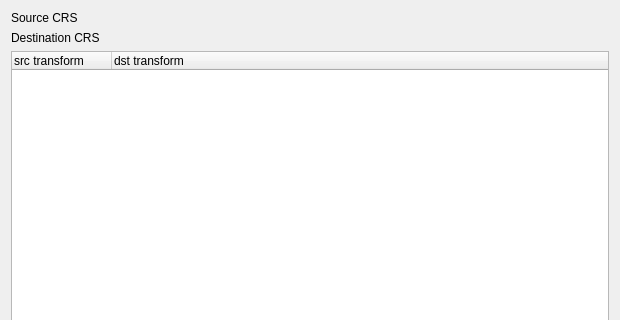
First picture: the form in src/ui/qgsdatumtransformdialogbase.ui, repository qgis/QGIS, before the edit; both pictures show x 0 to 620 and y 0 to 320 of the 620 by 490 pixel window.
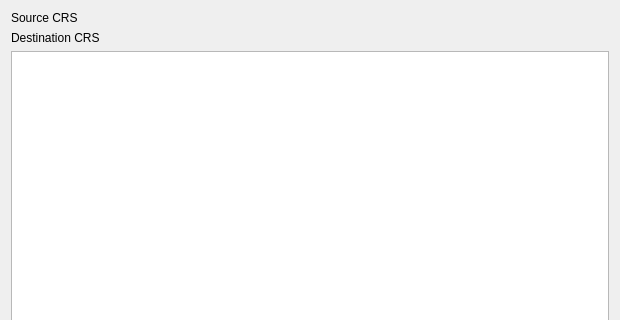
Second picture: the form after the edit. Custom widgets are drawn as their Qt base class.

Commit message: use table widget instead of tree for better column display

What changed in the file:
```diff
--- a/src/ui/qgsdatumtransformdialogbase.ui
+++ b/src/ui/qgsdatumtransformdialogbase.ui
@@ -74,25 +74,6 @@
      </property>
     </widget>
    </item>
-   <item row="3" column="0" colspan="2">
-    <widget class="QTreeWidget" name="mDatumTransformTreeWidget">
-     <column>
-      <property name="text">
-       <string>src transform</string>
-      </property>
-     </column>
-     <column>
-      <property name="text">
-       <string>dst transform</string>
-      </property>
-     </column>
-     <column>
-      <property name="text">
-       <string/>
-      </property>
-     </column>
-    </widget>
-   </item>
    <item row="0" column="0" colspan="2">
     <layout class="QHBoxLayout" name="horizontalLayout_2">
      <item>
@@ -121,6 +102,16 @@
      </item>
     </layout>
    </item>
+   <item row="3" column="0" colspan="2">
+    <widget class="QTableWidget" name="mDatumTransformTableWidget">
+     <property name="selectionMode">
+      <enum>QAbstractItemView::SingleSelection</enum>
+     </property>
+     <property name="selectionBehavior">
+      <enum>QAbstractItemView::SelectRows</enum>
+     </property>
+    </widget>
+   </item>
   </layout>
  </widget>
  <customwidgets>
```
Left out of the diff: 6 changed lines with no effect on the pictures. The commit also changes 2 other files.
